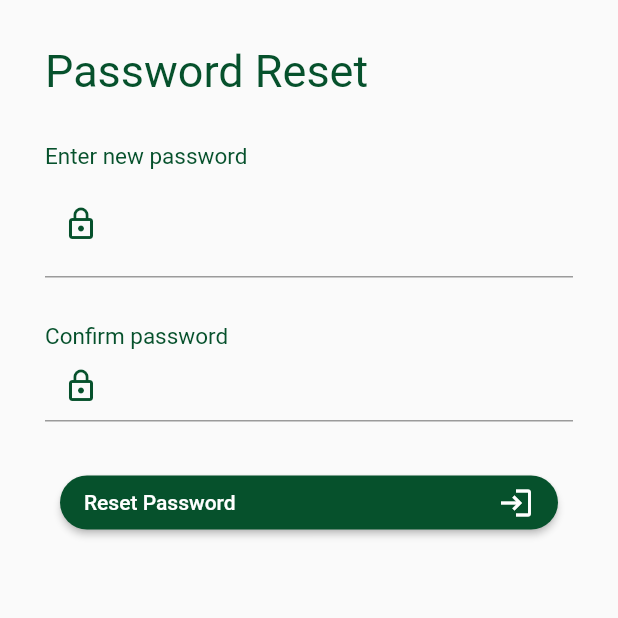
After one commit to reichenbachh/Notitia-Bug-Tracker-Client, a Flutter app: the ResetPass screen opened directly, on a phone screen of 412 x 824 dp, the top half of it. The commit adds this screen. Run offline on Flutter 3.47's test engine with Material 2 defaults, Android fonts, the phone set to English and light mode, and no system bars; our stand-ins replace flutter_svg.

Commit message:
created login UI

```diff
--- /dev/null
+++ b/lib/Screens/login/ResetPass.dart
@@ -0,0 +1,148 @@
+import 'package:flutter/material.dart';
+import '../../utils.dart';
+
+class ResetPass extends StatefulWidget {
+  @override
+  _ResetPassState createState() => _ResetPassState();
+}
+
+class _ResetPassState extends State<ResetPass> {
+  final TextEditingController _passwordTextController = TextEditingController();
+  final TextEditingController _passwordTextController2 =
+      TextEditingController();
+
+  final GlobalKey<FormFieldState> _passwordFormKey =
+      GlobalKey<FormFieldState>();
+  final GlobalKey<FormFieldState> _passwordFormKey2 =
+      GlobalKey<FormFieldState>();
+
+  bool _canSubitForm = false;
+  bool _textIsHidden = false;
+
+  bool _isFormValid() {
+    return ((_passwordFormKey.currentState.isValid &&
+        _passwordFormKey2.currentState.isValid));
+  }
+
+  void _obscureText() {
+    setState(() {
+      _textIsHidden = !_textIsHidden;
+    });
+  }
+
+  @override
+  Widget build(BuildContext context) {
+    return SafeArea(
+        child: Scaffold(
+      body: SingleChildScrollView(
+        child: Container(
+          padding: EdgeInsets.all(30),
+          child: Column(
+            crossAxisAlignment: CrossAxisAlignment.center,
+            children: [
+              Align(
+                alignment: Alignment.centerLeft,
+                child: Text(
+                  "Password Reset",
+                  style:
+                      TextStyle(fontSize: 30, color: convertToHex("#06512C")),
+                ),
+              ),
+              SizedBox(
+                height: 30,
+              ),
+              Align(
+                alignment: Alignment.centerLeft,
+                child: Text(
+                  "Enter new password",
+                  style:
+                      TextStyle(fontSize: 15, color: convertToHex("#06512C")),
+                ),
+              ),
+              TextFormField(
+                key: _passwordFormKey,
+                obscureText: _textIsHidden,
+                keyboardType: TextInputType.emailAddress,
+                decoration: InputDecoration(
+                  suffix: IconButton(
+                    onPressed: _obscureText,
+                    icon: _textIsHidden
+                        ? Icon(Icons.visibility_off_outlined,
+                            color: Theme.of(context).primaryColor)
+                        : Icon(Icons.visibility_outlined,
+                            color: Theme.of(context).primaryColor),
+                  ),
+                  prefixIcon: Icon(
+                    Icons.lock_outline,
+                    color: Theme.of(context).primaryColor,
+                  ),
+                ),
+                validator: (value) {
+                  if (value.isEmpty) {
+                    return "Password field cannot be blank";
+                  }
+                  return null;
+                },
+              ),
+              SizedBox(
+                height: 30,
+              ),
+              Align(
+                alignment: Alignment.centerLeft,
+                child: Text(
+                  "Confirm password",
+                  style:
+                      TextStyle(fontSize: 15, color: convertToHex("#06512C")),
+                ),
+              ),
+              TextFormField(
+                key: _passwordFormKey2,
+                obscureText: _textIsHidden,
+                keyboardType: TextInputType.emailAddress,
+                decoration: InputDecoration(
+                  prefixIcon: Icon(
+                    Icons.lock_outline,
+                    color: Theme.of(context).primaryColor,
+                  ),
+                ),
+                validator: (value) {
+                  if (value.isEmpty) {
+                    return "Password field cannot be blank";
+                  }
+                  return null;
+                },
+              ),
+              SizedBox(
+                height: 30,
+              ),
+              Padding(
+                padding: const EdgeInsets.symmetric(horizontal: 10),
+                child: RaisedButton(
+                  color: Theme.of(context).primaryColor,
+                  shape: RoundedRectangleBorder(
+                      borderRadius: BorderRadius.circular(30)),
+                  onPressed: () {},
+                  child: Row(
+                    mainAxisAlignment: MainAxisAlignment.spaceBetween,
+                    children: [
+                      Text(
+                        "Reset Password",
+                        style: TextStyle(
+                          color: Colors.white,
+                        ),
+                      ),
+                      Icon(
+                        Icons.login,
+                        color: Colors.white,
+                      )
+                    ],
+                  ),
+                ),
+              ),
+            ],
+          ),
+        ),
+      ),
+    ));
+  }
+}
--- a/lib/app.dart
+++ b/lib/app.dart
@@ -1,5 +1,9 @@
 import 'package:flutter/material.dart';
 import './Screens/login/SignUp.dart';
+import './Screens/login/SignIn.dart';
+import './Screens/login/EmailVerify.dart';
+import './Screens/login/ResetPass.dart';
+import './Screens/login/CodeVerify.dart';
 
 class App extends StatefulWidget {
   @override
--- a/pubspec.yaml
+++ b/pubspec.yaml
@@ -3,7 +3,7 @@ description: A new Flutter project.
 
 # The following line prevents the package from being accidentally published to
 # pub.dev using `pub publish`. This is preferred for private packages.
-publish_to: 'none' # Remove this line if you wish to publish to pub.dev
+publish_to: "none" # Remove this line if you wish to publish to pub.dev
 
 # The following defines the version and build number for your application.
 # A version number is three numbers separated by dots, like 1.2.43
@@ -25,7 +25,6 @@ dependencies:
     sdk: flutter
   flutter_svg: ^0.18.0
 
-
   # The following adds the Cupertino Icons font to your application.
   # Use with the CupertinoIcons class for iOS style icons.
   cupertino_icons: ^1.0.0
@@ -39,7 +38,6 @@ dev_dependencies:
 
 # The following section is specific to Flutter.
 flutter:
-
   # The following line ensures that the Material Icons font is
   # included with your application, so that you can use the icons in
   # the material Icons class.
@@ -49,6 +47,7 @@ flutter:
   assets:
     - assets/svg/
     - assets/images/
+    - assets/gif/
   #   - images/a_dot_ham.jpeg
 
   # An image asset can refer to one or more resolution-specific "variants", see
```
Also changed, not shown: lib/Screens/login/CodeVerify.dart (added, +118 -0 lines), lib/Screens/login/EmailVerify.dart (added, +128 -0 lines), lib/Screens/login/SignIn.dart (added, +201 -0 lines), lib/Screens/login/SignUp.dart (+68 -9 lines), assets/gif/load.gif (added).
